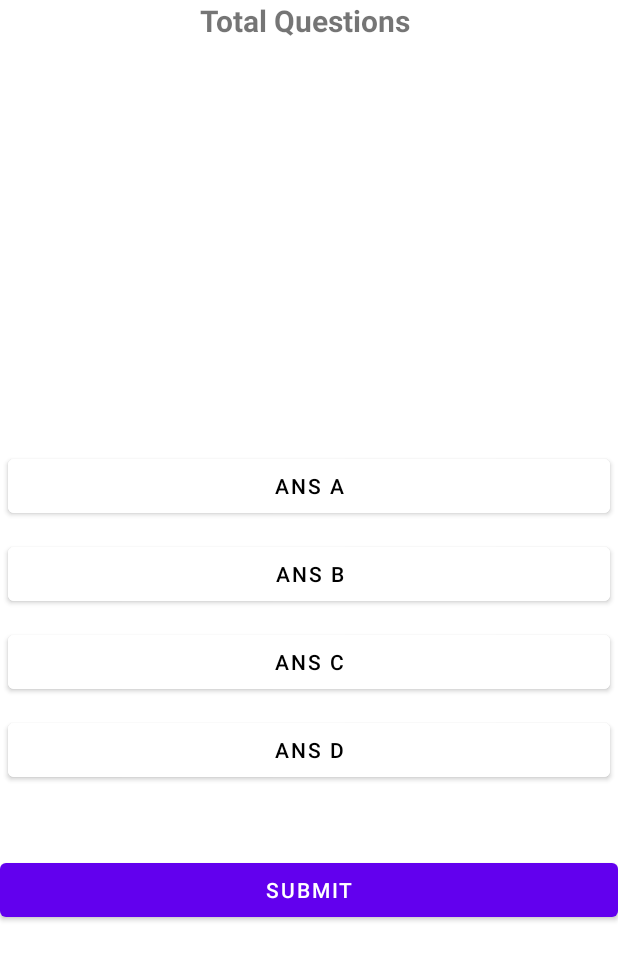
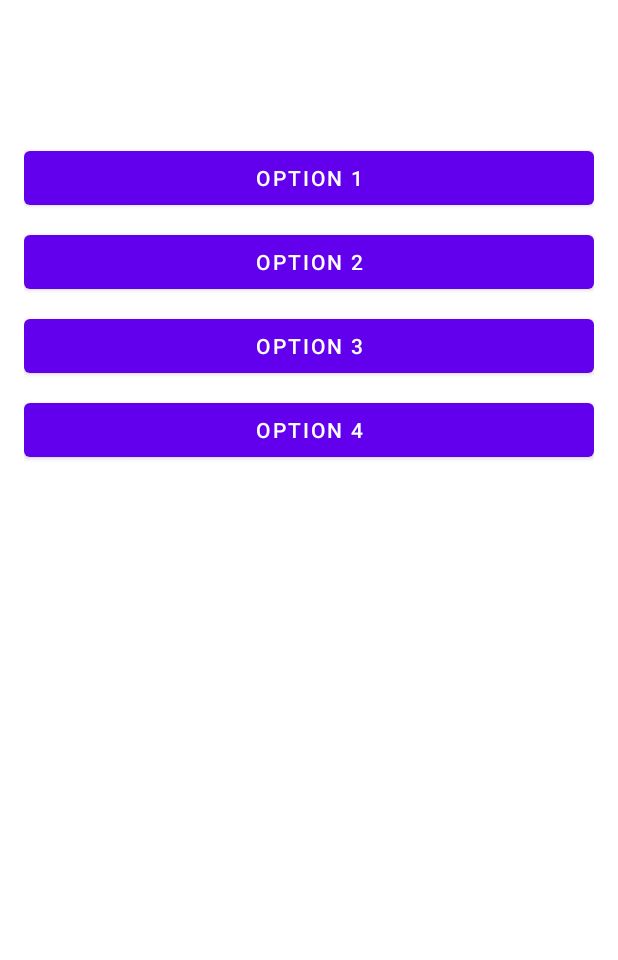
Before and after one commit to LBanda/BeHappy, an Android app: the layout activity_my_form.xml on its own in the app's theme, with its tools: preview values and no code run, on a phone screen of 412 x 824 dp. Shown: the top 960 px of the screen. Run offline under Robolectric (Android 15) with nearby library versions, the phone set to English and light mode, and no system bars.

Commit message:
intento form

```diff
--- a/app/src/main/res/layout/activity_my_form.xml
+++ b/app/src/main/res/layout/activity_my_form.xml
@@ -1,88 +1,63 @@
 <?xml version="1.0" encoding="utf-8"?>
-<RelativeLayout xmlns:android="http://schemas.android.com/apk/res/android"
-    xmlns:app="http://schemas.android.com/apk/res-auto"
+<LinearLayout xmlns:android="http://schemas.android.com/apk/res/android"
     xmlns:tools="http://schemas.android.com/tools"
     android:layout_width="match_parent"
     android:layout_height="match_parent"
+    android:orientation="vertical"
+    android:padding="16dp"
     tools:context=".MyForm">
 
     <TextView
-        android:id="@+id/total_question"
+        android:id="@+id/questionTextView"
+        android:layout_width="match_parent"
+        android:layout_height="wrap_content"
+        android:textSize="18sp"
+        android:textStyle="bold"
+        android:layout_marginBottom="16dp" />
+
+    <TextView
+        android:id="@+id/scoreTextView"
+        android:layout_width="match_parent"
+        android:layout_height="wrap_content"
+        android:textSize="16sp"
+        android:layout_marginBottom="16dp" />
+
+    <Button
+        android:id="@+id/option1Button"
+        android:layout_width="match_parent"
+        android:layout_height="wrap_content"
+        android:layout_marginBottom="8dp"
+        android:text="@string/option1_text"
+        android:contentDescription="@null" />
+
+    <Button
+        android:id="@+id/option2Button"
+        android:layout_width="match_parent"
+        android:layout_height="wrap_content"
+        android:layout_marginBottom="8dp"
+        android:text="@string/option2_text"
+        android:contentDescription="@null" />
+
+    <Button
+        android:id="@+id/option3Button"
+        android:layout_width="match_parent"
+        android:layout_height="wrap_content"
+        android:layout_marginBottom="8dp"
+        android:text="@string/option3_text"
+        android:contentDescription="@null" />
+
+    <Button
+        android:id="@+id/option4Button"
+        android:layout_width="match_parent"
+        android:layout_height="wrap_content"
+        android:text="@string/option4_text"
+        android:contentDescription="@null" />
+
+    <!--<ImageView
+        android:id="@+id/imageView"
         android:layout_width="wrap_content"
         android:layout_height="wrap_content"
-        android:layout_centerHorizontal="true"
-        android:text="Total Questions "
-        android:textAlignment="center"
-        android:textSize="20dp"
-        android:textStyle="bold" />
+        android:layout_centerInParent="true"
+        android:src="@drawable/your_image" />-->
 
-
-    <TextView
-        android:layout_width="match_parent"
-        android:layout_height="wrap_content"
-        android:id="@+id/question"
-        android:textStyle="bold"
-        android:text="This will be the question"
-        android:textColor="@color/white"
-        android:textSize="24dp"
-        android:textAlignment="center"
-        android:layout_margin="20dp"
-        android:layout_above="@id/choices_layout"/>
-
-
-    <LinearLayout
-        android:layout_width="match_parent"
-        android:layout_height="wrap_content"
-        android:id="@+id/choices_layout"
-        android:layout_centerInParent="true"
-        android:orientation="vertical">
-
-        <Button
-            android:layout_width="match_parent"
-            android:layout_height="wrap_content"
-            android:id="@+id/ans_A"
-            android:layout_margin="5dp"
-            android:backgroundTint="@color/white"
-            android:text="Ans A"
-            android:textColor="@color/black"/>
-
-        <Button
-            android:layout_width="match_parent"
-            android:layout_height="wrap_content"
-            android:id="@+id/ans_B"
-            android:layout_margin="5dp"
-            android:backgroundTint="@color/white"
-            android:text="Ans B"
-            android:textColor="@color/black"/>
-
-        <Button
-            android:layout_width="match_parent"
-            android:layout_height="wrap_content"
-            android:id="@+id/ans_C"
-            android:layout_margin="5dp"
-            android:backgroundTint="@color/white"
-            android:text="Ans C"
-            android:textColor="@color/black"/>
-        <Button
-            android:layout_width="match_parent"
-            android:layout_height="wrap_content"
-            android:id="@+id/ans_D"
-            android:layout_margin="5dp"
-            android:backgroundTint="@color/white"
-            android:text="Ans D"
-            android:textColor="@color/black"/>
-
-    </LinearLayout>
-
-    <Button
-        android:layout_width="match_parent"
-        android:layout_height="wrap_content"
-        android:id="@+id/submit_btn"
-        android:text="Submit"
-        android:layout_below="@id/choices_layout"
-        android:layout_marginTop="40dp"/>
-
-
-
-
-</RelativeLayout>
+</LinearLayout>
--- a/app/src/main/res/values/strings.xml
+++ b/app/src/main/res/values/strings.xml
@@ -2,4 +2,8 @@
     <string name="app_name">BeHappy</string>
     <string name="navigation_drawer_open">Open</string>
     <string name="navigation_drawer_close">Close</string>
+    <string name="option1_text">Option 1</string>
+    <string name="option2_text">Option 2</string>
+    <string name="option3_text">Option 3</string>
+    <string name="option4_text">Option 4</string>
 </resources>
```
Also changed, not shown: app/src/main/java/mx/itesm/equipo2/behappy/MyForm.kt (+83 -71 lines).
